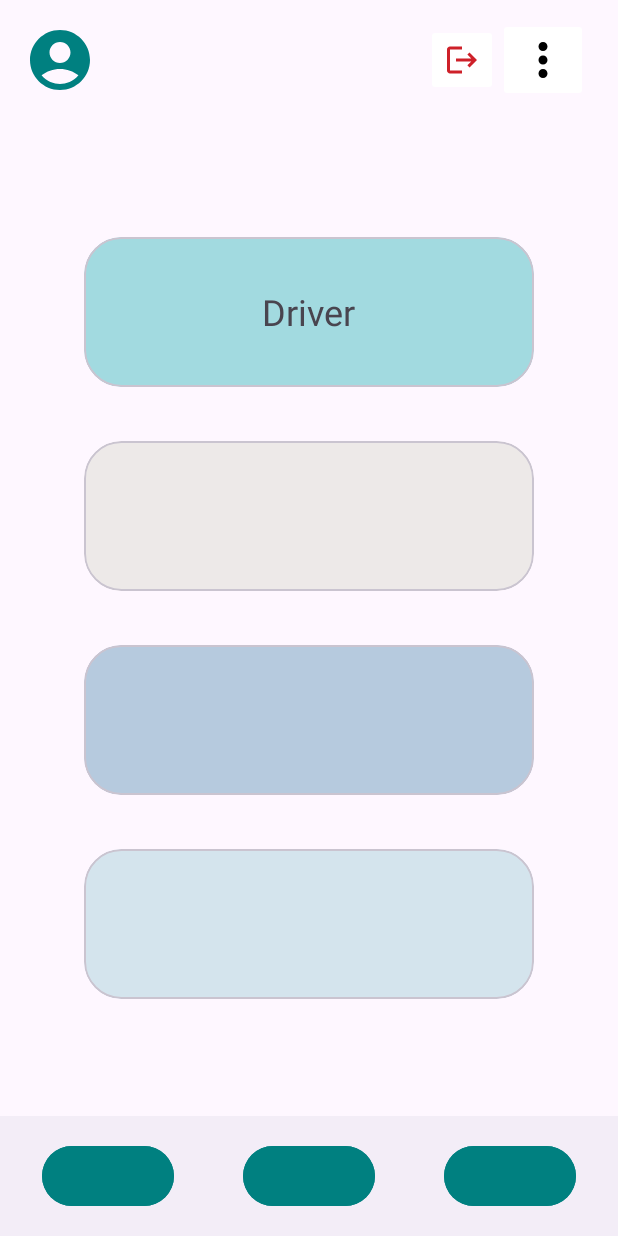
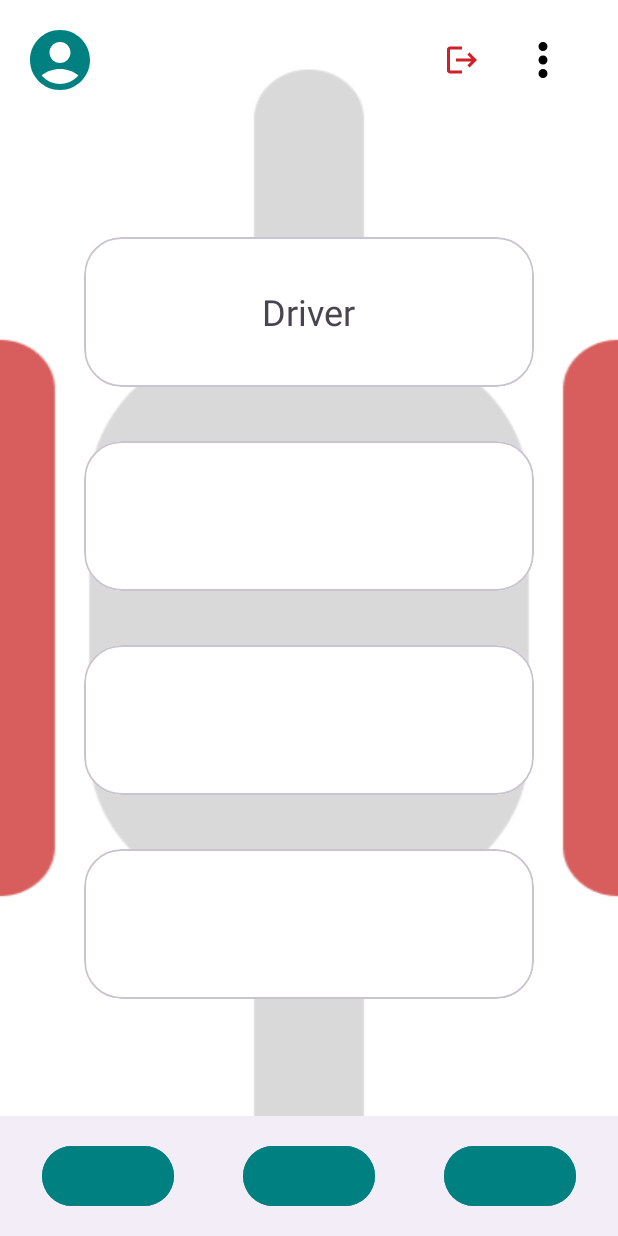
Before and after one commit to GeorgeLifinRell/helper-app, an Android app: the screen it shows after launch once a user with an empty profile is signed in (HomeActivity), on a phone screen of 412 x 824 dp. Run offline under Robolectric (Android 15) with nearby library versions, the phone set to English and light mode, and no system bars; our stand-ins replace Firebase (no records; nobody signed in at launch, a user with empty details on screens opened directly).

Commit message:
Adding home background image

```diff
--- a/app/src/main/res/layout/activity_main.xml
+++ b/app/src/main/res/layout/activity_main.xml
@@ -5,6 +5,7 @@
     android:id="@+id/main"
     android:layout_width="match_parent"
     android:layout_height="match_parent"
+    android:background="@drawable/home_background"
     tools:context=".HomeActivity">
 
     <com.google.android.material.appbar.MaterialToolbar
@@ -84,7 +85,7 @@
                 android:layout_height="wrap_content"
                 android:minWidth="300dp"
                 android:minHeight="100dp"
-                app:cardBackgroundColor="#a2dae0"
+                app:cardBackgroundColor="@color/white"
                 app:cardCornerRadius="25dp"
                 app:layout_constraintBottom_toBottomOf="parent"
                 app:layout_constraintEnd_toEndOf="parent"
@@ -97,7 +98,7 @@
                     android:layout_width="64dp"
                     android:layout_height="64dp"
                     android:layout_gravity="center_vertical"
-                    android:layout_marginStart="36dp"/>
+                    android:layout_marginStart="36dp" />
 
                 <TextView
                     android:layout_width="wrap_content"
@@ -115,7 +116,7 @@
                     android:layout_marginTop="36dp"
                     android:minWidth="300dp"
                     android:minHeight="100dp"
-                    app:cardBackgroundColor="@color/muted_light_sandal"
+                    app:cardBackgroundColor="@color/white"
                     app:cardCornerRadius="25dp">
 
                 </com.google.android.material.card.MaterialCardView>
@@ -127,7 +128,7 @@
                     android:layout_marginTop="36dp"
                     android:minWidth="300dp"
                     android:minHeight="100dp"
-                    app:cardBackgroundColor="@color/muted_light_blue"
+                    app:cardBackgroundColor="@color/white"
                     app:cardCornerRadius="25dp">
 
                 </com.google.android.material.card.MaterialCardView>
@@ -139,7 +140,7 @@
                     android:layout_marginTop="36dp"
                     android:minWidth="300dp"
                     android:minHeight="100dp"
-                    app:cardBackgroundColor="@color/ice_blue"
+                    app:cardBackgroundColor="@color/white"
                     app:cardCornerRadius="25dp">
 
                 </com.google.android.material.card.MaterialCardView>
```
Also changed, not shown: app/src/main/res/drawable/home_background.png (added).
